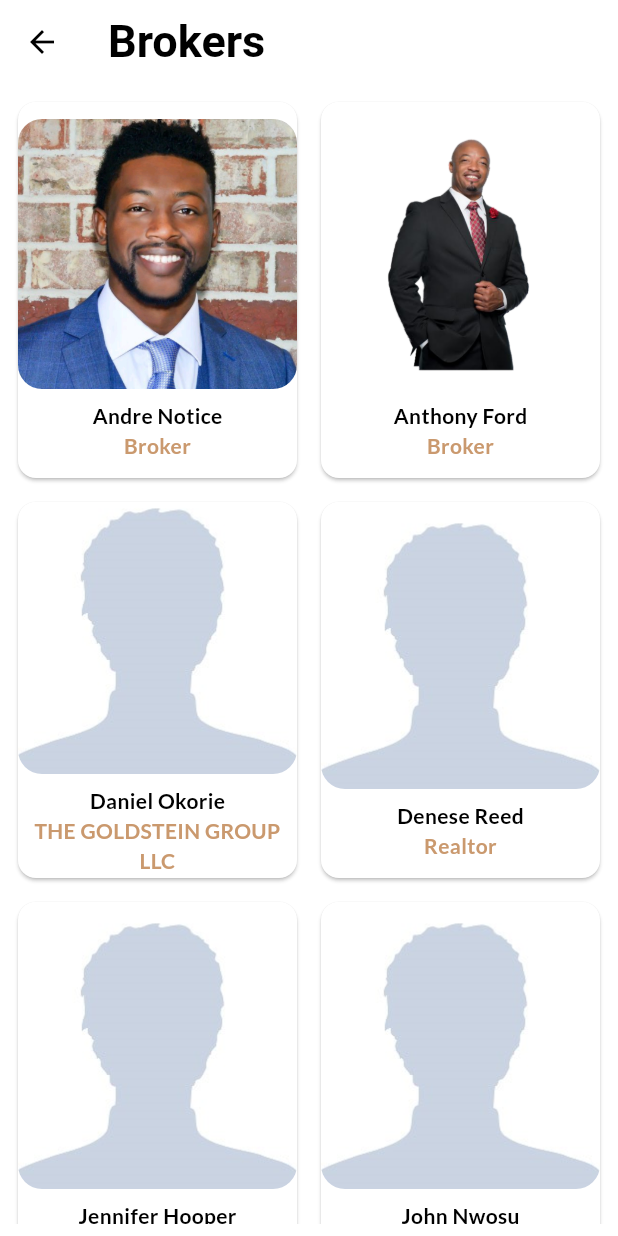
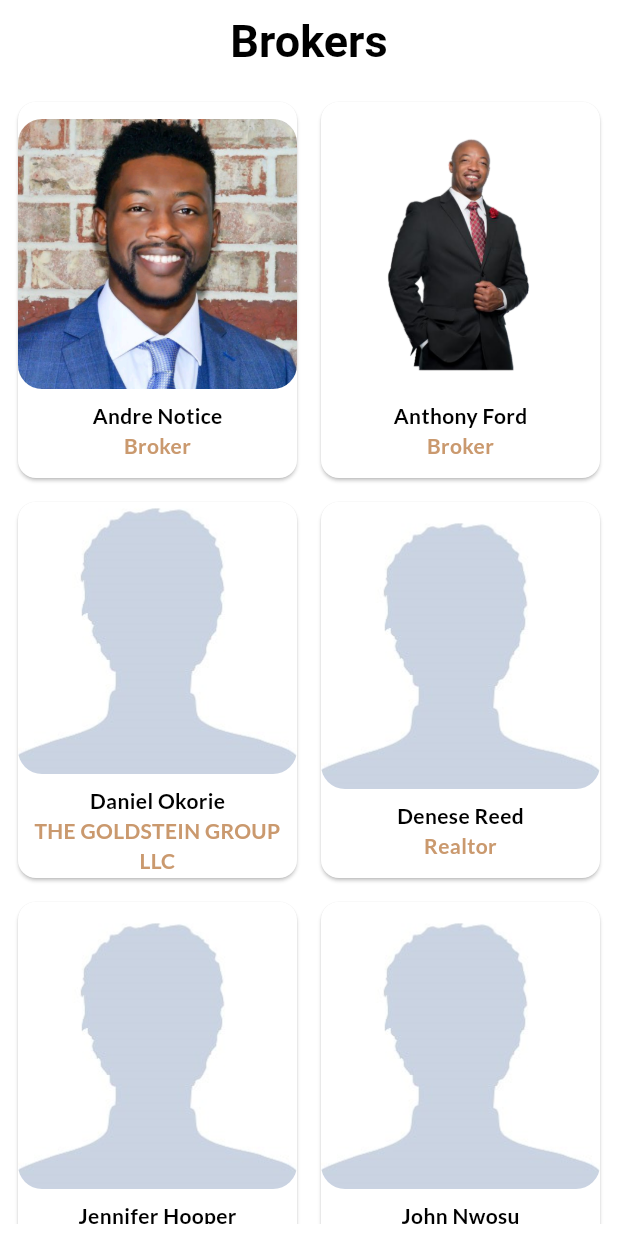
Before and after one commit to DeepVaghasiya15/Auction-Tree, a Flutter app: the BrokersScreen screen opened directly, on a phone screen of 412 x 824 dp. Run offline on Flutter 3.47's test engine with Material 3 defaults, Android fonts, the phone set to English and light mode, and no system bars; our stand-ins replace google_maps_flutter.

Commit message:
past auction, broker, sell

```diff
--- a/lib/screens/widgets/bottom_navigation_homescreen/brokers_screen.dart
+++ b/lib/screens/widgets/bottom_navigation_homescreen/brokers_screen.dart
@@ -1,3 +1,4 @@
+import 'package:at_app/data/homepage_topImage_data.dart';
 import 'package:flutter/material.dart';
 import '../../../data/brokers_data.dart';
 class User {
@@ -14,7 +15,10 @@ class BrokersScreen extends StatelessWidget {
   Widget build(BuildContext context) {
     return Scaffold(
       appBar: AppBar(
-        title: const Text('Brokers',style: TextStyle(fontWeight: FontWeight.bold,fontSize: 30),),
+        title: const Text('Brokers',style: TextStyle(fontWeight: FontWeight.bold,fontSize: 30),
+        ),
+        automaticallyImplyLeading: false,
+        centerTitle: true,
       ),
       body: Padding(
         padding: const EdgeInsets.all(8.0),
```
Also changed, not shown: lib/main.dart (+7 -1 lines), lib/screens/widgets/bottom_navigation_homescreen/profile_screen_cells/about_us.dart (added, +10 -0 lines), lib/screens/widgets/bottom_navigation_homescreen/profile_screen_cells/buy_screen.dart (added, +10 -0 lines).
